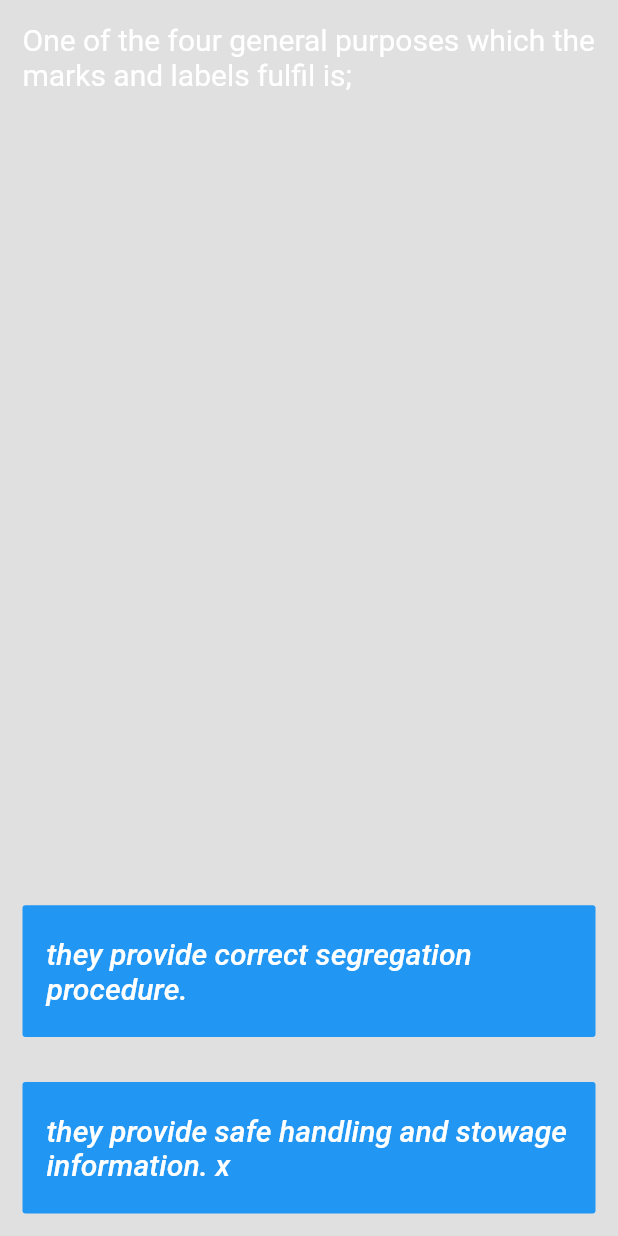
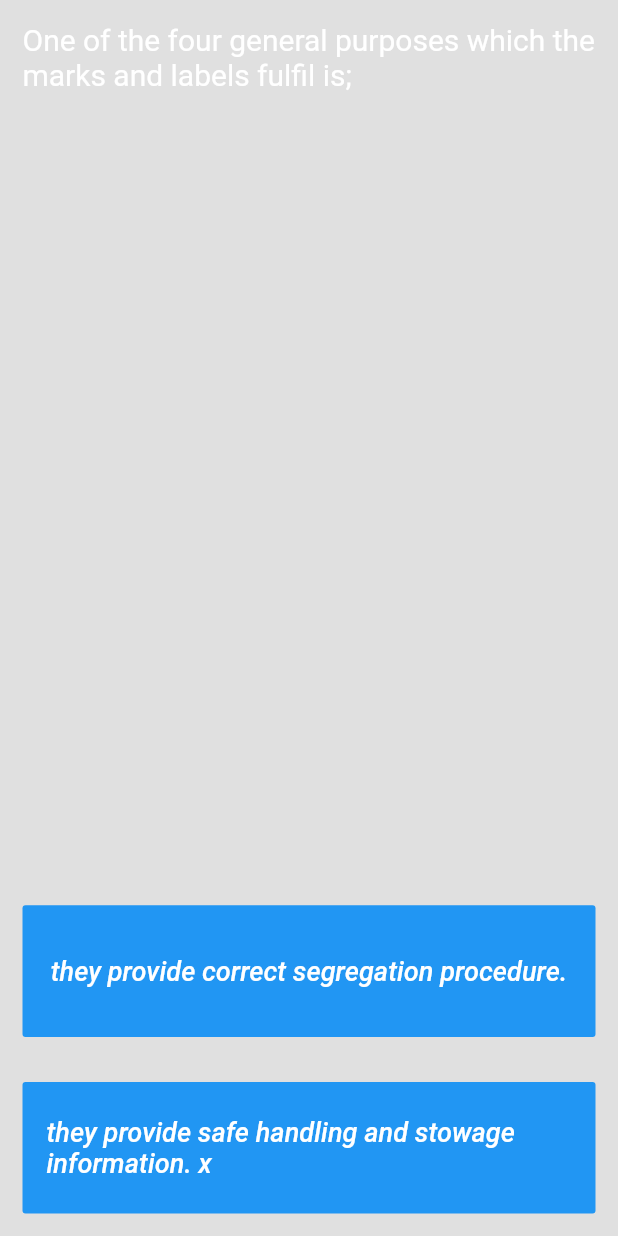
Before and after one commit to MarteinnG/dg_mini_course, a Flutter app: the QuestionPageGeneral screen opened directly, after a tap on "The freight forwarder.", on a phone screen of 412 x 824 dp. Run offline on Flutter 3.47's test engine with Material 2 defaults, Android fonts, the phone set to English and light mode, and no system bars.

```diff
--- a/lib/constants.dart
+++ b/lib/constants.dart
@@ -3,6 +3,11 @@ import 'package:flutter/cupertino.dart';
 const frontpageTextStyle = TextStyle(
   fontStyle: FontStyle.italic,
   fontSize: 20.0,
+);
+
+const answerBoxTextStyle = TextStyle(
+fontSize: 18.0,
+fontStyle: FontStyle.italic,
 );
 
 const welcomeText = '''Welcome to the dangerous goods course on Marking and labeling.
--- a/lib/course_brain.dart
+++ b/lib/course_brain.dart
@@ -1,3 +1,5 @@
+import 'package:dg_mini_course/general_chapter1.dart';
+
 import 'question_bank.dart';
 
 
@@ -85,9 +87,9 @@ class CourseBrain {
     //else if(userChoice == 1 && questionNumber == 2){
       //print('Marking');
     //}
-    else if(userChoice == 2 && questionNumber == 2){
-      print('Goes back to General');
-    }
+    //else if(userChoice == 2 && questionNumber == 2){
+      //return General();
+   // }
   }
 
   void nextQuestionCh2(int userChoice) {
--- a/lib/question_page_general.dart
+++ b/lib/question_page_general.dart
@@ -1,3 +1,4 @@
+import 'package:dg_mini_course/general_chapter1.dart';
 import 'package:dg_mini_course/main.dart';
 import 'package:dg_mini_course/marking_chapter2.dart';
 import 'package:flutter/material.dart';
@@ -43,7 +44,7 @@ class _QuestionPageGeneralState extends State<QuestionPageGeneral> {
                     color: Colors.blue,
                     child: Text(
                       courseBrain.getAnswer1Ch1(),
-                      style: frontpageTextStyle,
+                      style: answerBoxTextStyle,
                     ),
                     onPressed: () {
                       setState(() {
@@ -68,14 +69,19 @@ class _QuestionPageGeneralState extends State<QuestionPageGeneral> {
                     color: Colors.blue,
                     child: Text(
                       courseBrain.getAnswer2Ch1(),
-                      style: frontpageTextStyle,
+                      style: answerBoxTextStyle,
                     ),
                     onPressed: () {
                       setState(() {
                         if(courseBrain.questionNumber == 1){
                           Navigator.push(context, MaterialPageRoute(builder: (context) => Marking()));
                         }
-                        courseBrain.nextQuestionCh1(2);
+                        else if(courseBrain.questionNumber == 2){
+                          Navigator.pop((context), MaterialPageRoute(builder: (context) => General()));
+                        }
+                        else {
+                          courseBrain.nextQuestionCh1(2);
+                        }
                       });
                     },
                   ),
```
